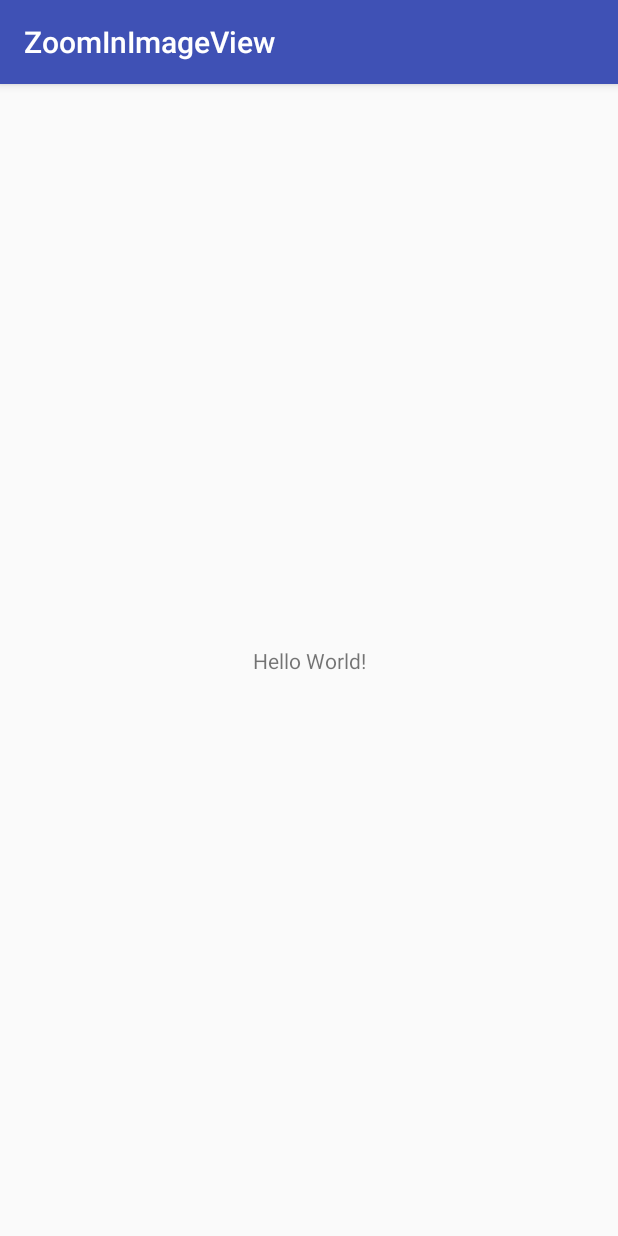
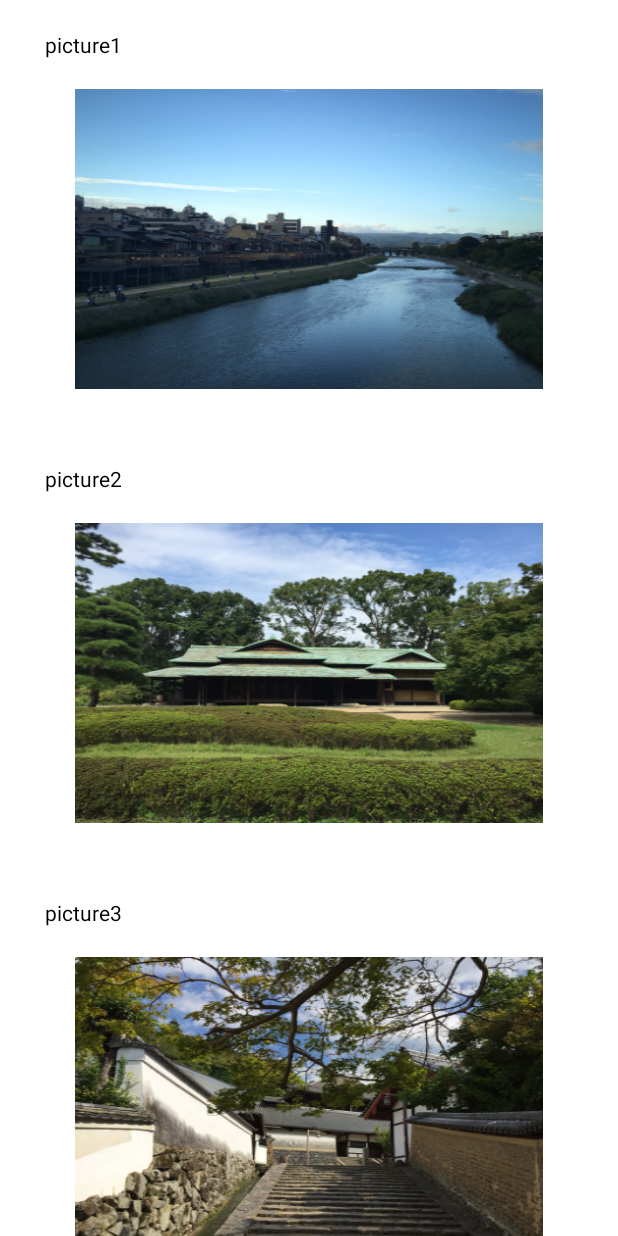
Before and after one commit to zolad/ZoomInImageView, an Android app: the screen it shows after launch (MainActivity), on a phone screen of 412 x 824 dp. Run offline under Robolectric (Android 15) with nearby library versions, the phone set to English and light mode, and no system bars.

Commit message:
Update ZoomInImageView Module

```diff
--- /dev/null
+++ b/sample/src/main/java/com/zolad/zoominimageview/sample/ImageListAdapter.java
@@ -0,0 +1,94 @@
+/*
+ * Copyright (c) 2016 Razeware LLC
+ *
+ * Permission is hereby granted, free of charge, to any person obtaining a copy
+ * of this software and associated documentation files (the "Software"), to deal
+ * in the Software without restriction, including without limitation the rights
+ * to use, copy, modify, merge, publish, distribute, sublicense, and/or sell
+ * copies of the Software, and to permit persons to whom the Software is
+ * furnished to do so, subject to the following conditions:
+ *
+ * The above copyright notice and this permission notice shall be included in
+ * all copies or substantial portions of the Software.
+ *
+ * THE SOFTWARE IS PROVIDED "AS IS", WITHOUT WARRANTY OF ANY KIND, EXPRESS OR
+ * IMPLIED, INCLUDING BUT NOT LIMITED TO THE WARRANTIES OF MERCHANTABILITY,
+ * FITNESS FOR A PARTICULAR PURPOSE AND NONINFRINGEMENT. IN NO EVENT SHALL THE
+ * AUTHORS OR COPYRIGHT HOLDERS BE LIABLE FOR ANY CLAIM, DAMAGES OR OTHER
+ * LIABILITY, WHETHER IN AN ACTION OF CONTRACT, TORT OR OTHERWISE, ARISING FROM,
+ * OUT OF OR IN CONNECTION WITH THE SOFTWARE OR THE USE OR OTHER DEALINGS IN
+ * THE SOFTWARE.
+ */
+
+package com.zolad.zoominimageview.sample;
+
+import android.content.Context;
+import android.support.v7.widget.RecyclerView;
+import android.view.LayoutInflater;
+import android.view.View;
+import android.view.ViewGroup;
+import android.widget.TextView;
+
+import com.bumptech.glide.Glide;
+import com.zolad.zoominimageview.ZoomInImageView;
+
+import java.util.List;
+
+public class ImageListAdapter extends RecyclerView.Adapter<ImageListAdapter.ImgViewHolder> {
+
+    private List<Integer> mImgList;
+    Context context;
+
+    ImageListAdapter(Context context) {
+
+        this.context = context;
+    }
+
+
+
+
+    @Override
+    public ImgViewHolder onCreateViewHolder(ViewGroup parent, int viewType) {
+        LayoutInflater layoutInflater = LayoutInflater.from(parent.getContext());
+        View view = layoutInflater.inflate(R.layout.item_image, parent, false);
+
+
+        ImgViewHolder viewHolder = new ImgViewHolder(view);
+
+
+        return viewHolder;
+    }
+
+    @Override
+    public void onBindViewHolder(ImgViewHolder holder, int position) {
+
+        holder.tv_position.setText("picture"+(position+1));
+
+        /**
+         * load image resource
+         * */
+        Glide.with(context).load(mImgList.get(position)).into(holder.iv_pic);
+    }
+
+
+    @Override
+    public int getItemCount() {
+        return mImgList == null ? 0 : mImgList.size();
+    }
+
+    public void setImgList(List<Integer> imgList) {
+        mImgList = imgList;
+        notifyDataSetChanged();
+    }
+
+    public static class ImgViewHolder extends RecyclerView.ViewHolder {
+        public final ZoomInImageView iv_pic;
+        public final TextView tv_position;
+        public ImgViewHolder(View itemView) {
+            super(itemView);
+            iv_pic = (ZoomInImageView) itemView.findViewById(R.id.iv_pic);
+            tv_position = (TextView) itemView.findViewById(R.id.tv_position);
+
+        }
+    }
+}
--- a/sample/src/main/java/com/zolad/zoominimageview/sample/MainActivity.java
+++ b/sample/src/main/java/com/zolad/zoominimageview/sample/MainActivity.java
@@ -2,14 +2,38 @@ package com.zolad.zoominimageview.sample;
 
 import android.support.v7.app.AppCompatActivity;
 import android.os.Bundle;
+import android.support.v7.widget.LinearLayoutManager;
+import android.support.v7.widget.RecyclerView;
+
+import java.util.ArrayList;
+import java.util.List;
 
 public class MainActivity extends AppCompatActivity {
+
+    private ImageListAdapter mAdapter;
+
+    RecyclerView mRVlist;
 
     @Override
     protected void onCreate(Bundle savedInstanceState) {
         super.onCreate(savedInstanceState);
         setContentView(R.layout.activity_main);
 
+        mRVlist = (RecyclerView) findViewById(R.id.rv_imagelist);
+        mRVlist.setLayoutManager(new LinearLayoutManager(this));
 
+        mRVlist.setAdapter(mAdapter = new ImageListAdapter(this));
+
+
+        List<Integer> imglist = new ArrayList<>();
+        imglist.add(R.drawable.img_1);
+        imglist.add(R.drawable.img_3);
+        imglist.add(R.drawable.img_2);
+        imglist.add(R.drawable.img_4);
+
+        mAdapter.setImgList(imglist);
+
+
+        mAdapter.notifyDataSetChanged();
     }
 }
--- a/sample/src/main/res/layout/activity_main.xml
+++ b/sample/src/main/res/layout/activity_main.xml
@@ -6,13 +6,9 @@
     android:layout_height="match_parent"
     tools:context=".MainActivity">
 
-    <TextView
-        android:layout_width="wrap_content"
-        android:layout_height="wrap_content"
-        android:text="Hello World!"
-        app:layout_constraintBottom_toBottomOf="parent"
-        app:layout_constraintLeft_toLeftOf="parent"
-        app:layout_constraintRight_toRightOf="parent"
-        app:layout_constraintTop_toTopOf="parent" />
+    <android.support.v7.widget.RecyclerView
+        android:id="@+id/rv_imagelist"
+        android:layout_width="match_parent"
+        android:layout_height="match_parent" />
 
 </android.support.constraint.ConstraintLayout>
--- /dev/null
+++ b/sample/src/main/res/layout/item_image.xml
@@ -0,0 +1,35 @@
+<?xml version="1.0" encoding="utf-8"?>
+<RelativeLayout xmlns:android="http://schemas.android.com/apk/res/android"
+    android:id="@+id/ll_bottom"
+    android:layout_width="match_parent"
+    android:layout_height="wrap_content"
+    android:background="#ffffff">
+
+
+    <TextView
+        android:id="@+id/tv_position"
+        android:layout_width="wrap_content"
+        android:layout_height="wrap_content"
+        android:textColor="#000000"
+        android:layout_marginLeft="30dp"
+        android:layout_marginTop="20dp"
+        android:layout_marginRight="30dp"
+
+        />
+
+
+    <com.zolad.zoominimageview.ZoomInImageView
+        android:id="@+id/iv_pic"
+        android:layout_below="@+id/tv_position"
+        android:layout_width="match_parent"
+        android:layout_height="200dp"
+        android:layout_marginBottom="30dp"
+        android:layout_marginTop="20dp"
+        android:layout_marginLeft="50dp"
+        android:layout_marginRight="50dp"
+        android:layout_centerInParent="true"
+        android:scaleType="fitXY"
+        android:src="@mipmap/ic_launcher" />
+
+
+</RelativeLayout>
--- a/sample/src/main/res/values/styles.xml
+++ b/sample/src/main/res/values/styles.xml
@@ -6,6 +6,8 @@
         <item name="colorPrimary">@color/colorPrimary</item>
         <item name="colorPrimaryDark">@color/colorPrimaryDark</item>
         <item name="colorAccent">@color/colorAccent</item>
+        <item name="windowActionBar">false</item>
+        <item name="windowNoTitle">true</item>
+
     </style>
-
 </resources>
--- a/zoominimageview/build.gradle
+++ b/zoominimageview/build.gradle
@@ -1,13 +1,13 @@
 apply plugin: 'com.android.library'
 
 android {
-    compileSdkVersion 28
+    compileSdkVersion 25
 
 
 
     defaultConfig {
         minSdkVersion 15
-        targetSdkVersion 28
+        targetSdkVersion 25
         versionCode 1
         versionName "1.0"
 
@@ -27,7 +27,7 @@ android {
 dependencies {
     implementation fileTree(dir: 'libs', include: ['*.jar'])
 
-    implementation 'com.android.support:appcompat-v7:28.0.0-alpha3'
+    compileOnly 'com.android.support:appcompat-v7:25.1.0'
     testImplementation 'junit:junit:4.12'
     androidTestImplementation 'com.android.support.test:runner:1.0.2'
     androidTestImplementation 'com.android.support.test.espresso:espresso-core:3.0.2'
--- a/zoominimageview/src/main/java/com/zolad/zoominimageview/animation/AnimCompat.java
+++ b/zoominimageview/src/main/java/com/zolad/zoominimageview/animation/AnimCompat.java
@@ -1,4 +1,4 @@
-package com.example.zhonghm.opengllearnproject.animation;
+package com.zolad.zoominimageview.animation;
 
 import android.os.Build;
 import android.view.View;
--- a/zoominimageview/src/main/java/com/zolad/zoominimageview/animation/SpringInterpolator.java
+++ b/zoominimageview/src/main/java/com/zolad/zoominimageview/animation/SpringInterpolator.java
@@ -1,4 +1,4 @@
-package com.example.zhonghm.opengllearnproject.animation;
+package com.zolad.zoominimageview.animation;
 
 import android.view.animation.Interpolator;
 
```
Also changed, not shown: sample/build.gradle (+8 -4 lines), sample/src/main/res/layout/layout_image.xml (added, +18 -0 lines), zoominimageview/src/main/java/com/zolad/zoominimageview/ZoomInImageView.java (+40 -33 lines), zoominimageview/src/main/java/com/zolad/zoominimageview/window/WindowManagerUtil.java (+57 -5 lines), sample/src/main/res/drawable-nodpi/img_1.jpg (added), sample/src/main/res/drawable-nodpi/img_2.jpg (added), sample/src/main/res/drawable-nodpi/img_3.JPG (added), sample/src/main/res/drawable-nodpi/img_4.jpg (added).
